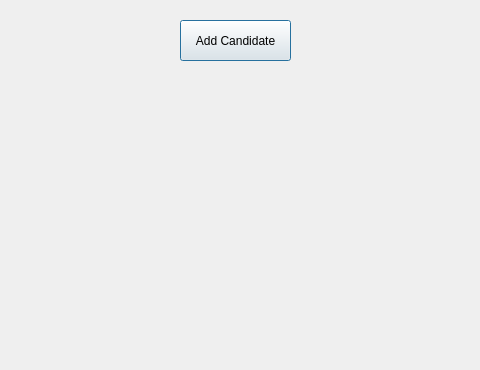
The window that E-voting-system/Experiment/candidate_screen.ui (Kashan-Baig/E-VOTING) describes before a commit, drawn with Qt 5.
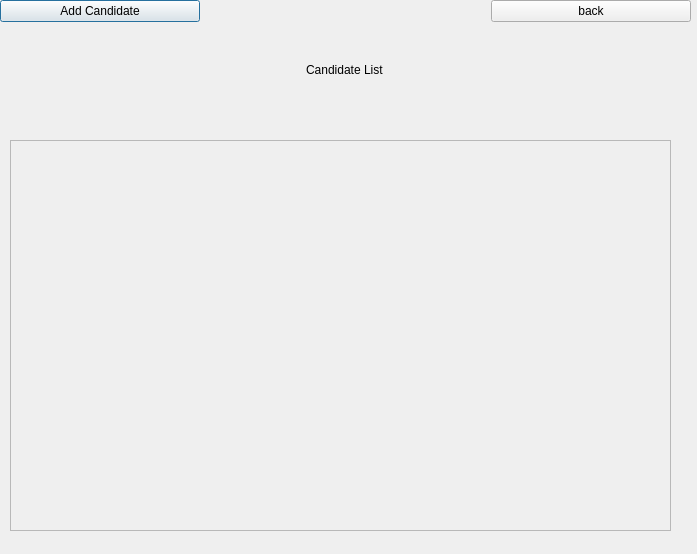
The same window after the commit.

What changed in the file:
```diff
--- a/E-voting-system/Experiment/candidate_screen.ui
+++ b/E-voting-system/Experiment/candidate_screen.ui
@@ -6,25 +6,101 @@
    <rect>
     <x>0</x>
     <y>0</y>
-    <width>480</width>
-    <height>370</height>
+    <width>697</width>
+    <height>554</height>
    </rect>
   </property>
   <property name="windowTitle">
    <string>Candidate Screen</string>
   </property>
-  <widget class="QPushButton" name="addCandidateButton">
+  <widget class="QWidget" name="gridLayoutWidget">
    <property name="geometry">
     <rect>
-     <x>180</x>
-     <y>20</y>
-     <width>111</width>
-     <height>41</height>
+     <x>0</x>
+     <y>0</y>
+     <width>691</width>
+     <height>111</height>
     </rect>
    </property>
-   <property name="text">
-    <string>Add Candidate</string>
+   <layout class="QGridLayout" name="gridLayout">
+    <item row="0" column="0">
+     <widget class="QPushButton" name="addCandidateButton">
+      <property name="minimumSize">
+       <size>
+        <width>200</width>
+        <height>0</height>
+       </size>
+      </property>
+      <property name="maximumSize">
+       <size>
+        <width>100</width>
+        <height>16777215</height>
+       </size>
+      </property>
+      <property name="text">
+       <string>Add Candidate</string>
+      </property>
+     </widget>
+    </item>
+    <item row="1" column="0" colspan="3" alignment="Qt::AlignmentFlag::AlignHCenter">
+     <widget class="QLabel" name="label">
+      <property name="text">
+       <string>Candidate List</string>
+      </property>
+     </widget>
+    </item>
+    <item row="0" column="2">
+     <widget class="QPushButton" name="pushButton">
+      <property name="minimumSize">
+       <size>
+        <width>100</width>
+        <height>0</height>
+       </size>
+      </property>
+      <property name="maximumSize">
+       <size>
+        <width>200</width>
+        <height>16777215</height>
+       </size>
+      </property>
+      <property name="text">
+       <string>back</string>
+      </property>
+     </widget>
+    </item>
+   </layout>
+  </widget>
+  <widget class="QScrollArea" name="scrollArea">
+   <property name="geometry">
+    <rect>
+     <x>10</x>
+     <y>140</y>
+     <width>661</width>
+     <height>391</height>
+    </rect>
    </property>
+   <property name="widgetResizable">
+    <bool>true</bool>
+   </property>
+   <widget class="QWidget" name="canddiateList">
+    <property name="geometry">
+     <rect>
+      <x>0</x>
+      <y>0</y>
+      <width>659</width>
+      <height>389</height>
+     </rect>
+    </property>
+    <layout class="QVBoxLayout" name="verticalLayout">
+     <item>
+      <widget class="QWidget" name="widget" native="true">
+       <property name="layoutDirection">
+        <enum>Qt::LayoutDirection::LeftToRight</enum>
+       </property>
+      </widget>
+     </item>
+    </layout>
+   </widget>
   </widget>
  </widget>
  <resources/>
```
